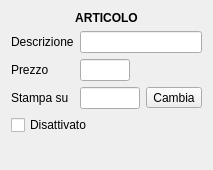
Above: src/dettagliarticolo.ui from mtonin/gestcassa before the change. Below: the same form after it.
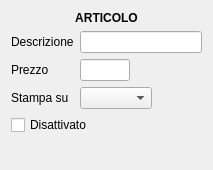
That is the form after the change.

```diff
--- a/src/dettagliarticolo.ui
+++ b/src/dettagliarticolo.ui
@@ -113,18 +113,7 @@
      <item row="2" column="1">
       <layout class="QHBoxLayout" name="horizontalLayout">
        <item>
-        <widget class="QLineEdit" name="repStampaTxt">
-         <property name="readOnly">
-          <bool>true</bool>
-         </property>
-        </widget>
-       </item>
-       <item>
-        <widget class="QToolButton" name="toolButton">
-         <property name="text">
-          <string>Cambia</string>
-         </property>
-        </widget>
+        <widget class="QComboBox" name="destinazioneBox"/>
        </item>
        <item>
         <spacer name="horizontalSpacer_2">
```
